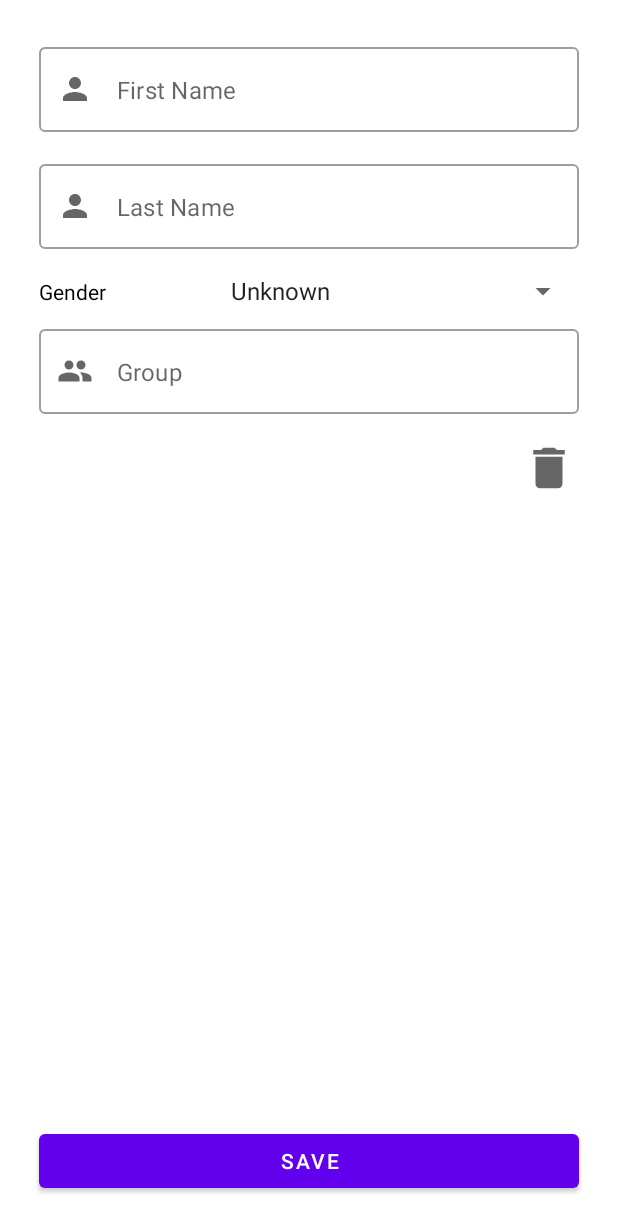
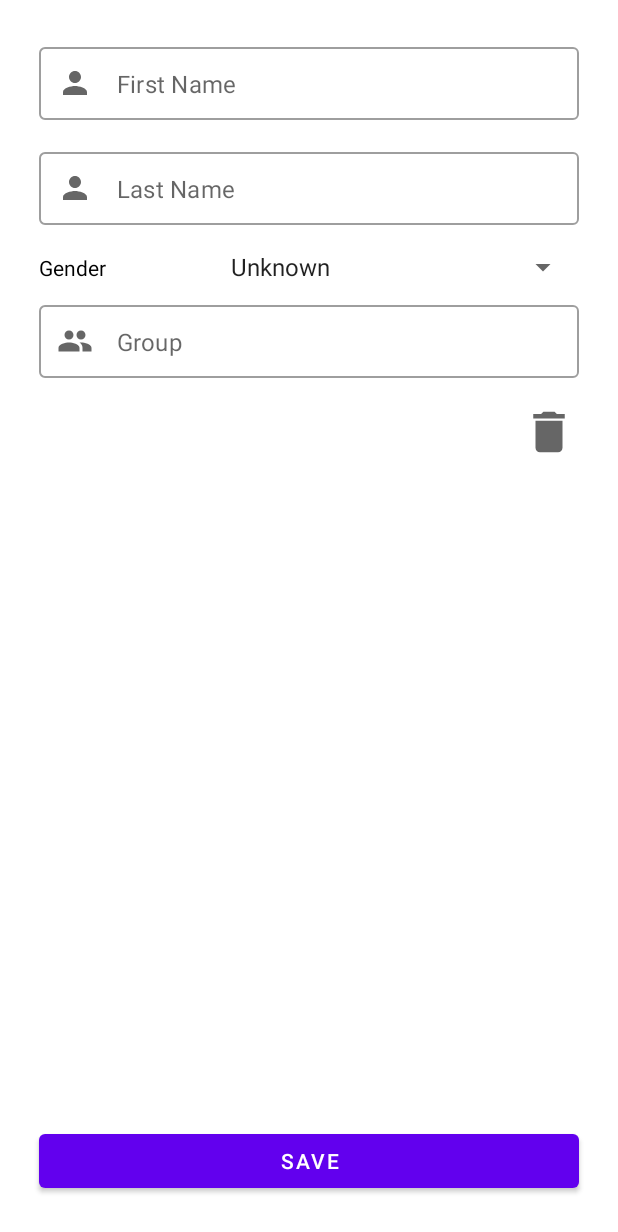
Before and after one commit to Nirwash/SportClub, an Android app: the fragment AddMemberFragment placed in its activity, after a tap on "SAVE", on a phone screen of 412 x 824 dp. Shown: the top 1232 px of the screen. Run offline under Robolectric (Android 15) with nearby library versions, the phone set to English and light mode, and no system bars.

Commit message:
рефактор layout AddMemberFragment.kt добавление windowSoftInputMode

```diff
--- a/app/src/main/AndroidManifest.xml
+++ b/app/src/main/AndroidManifest.xml
@@ -11,7 +11,9 @@
         android:theme="@style/Theme.SportClub">
         <activity
             android:name=".MainActivity"
-            android:exported="true">
+            android:exported="true"
+            android:windowSoftInputMode="adjustResize">
+
             <intent-filter>
                 <action android:name="android.intent.action.MAIN" />
 
--- a/app/src/main/java/com/nirwashh/android/sportclub/AddMemberFragment.kt
+++ b/app/src/main/java/com/nirwashh/android/sportclub/AddMemberFragment.kt
@@ -1,5 +1,7 @@
 package com.nirwashh.android.sportclub
 
+import android.content.ContentResolver
+import android.content.ContentValues
 import android.content.Context
 import android.os.Bundle
 import android.transition.TransitionInflater
@@ -8,6 +10,12 @@ import android.view.View
 import android.view.ViewGroup
 import android.widget.AdapterView
 import android.widget.ArrayAdapter
+import android.widget.Toast
+import com.nirwashh.android.sportclub.data.ClubContentProvider.Companion.CONTENT_URI
+import com.nirwashh.android.sportclub.data.DatabaseContract.DatabaseEntry.KEY_FIRST_NAME
+import com.nirwashh.android.sportclub.data.DatabaseContract.DatabaseEntry.KEY_GENDER
+import com.nirwashh.android.sportclub.data.DatabaseContract.DatabaseEntry.KEY_LAST_NAME
+import com.nirwashh.android.sportclub.data.DatabaseContract.DatabaseEntry.KEY_SPORT
 import com.nirwashh.android.sportclub.data.DatabaseManager
 import com.nirwashh.android.sportclub.databinding.FragmentAddMemberBinding
 import com.nirwashh.android.sportclub.model.Member
@@ -44,7 +52,8 @@ class AddMemberFragment : BaseFragment() {
         super.onViewCreated(view, savedInstanceState)
         createSpinner()
         b.btnSave.setOnClickListener {
-            saveMember()
+            //saveMember()
+            insertMember()
         }
         b.btnDelete.setOnClickListener {
             val firstName = b.edFirstName.text.toString()
@@ -56,11 +65,28 @@ class AddMemberFragment : BaseFragment() {
     }
 
     private fun saveMember() {
-        val firstName = b.edFirstName.text.toString()
-        val lastName = b.edLastName.text.toString()
-        val sportGroup = b.edGroup.text.toString()
+        val firstName = b.edFirstName.text.toString().trim()
+        val lastName = b.edLastName.text.toString().trim()
+        val sportGroup = b.edGroup.text.toString().trim()
         val gender = b.spinner.selectedItem.toString()
         dbManager.addMember(Member(firstName = firstName, lastName = lastName, gender = gender, sport = sportGroup))
+    }
+    private fun insertMember() {
+        val firstName = b.edFirstName.text.toString().trim()
+        val lastName = b.edLastName.text.toString().trim()
+        val sportGroup = b.edGroup.text.toString().trim()
+        val gender = b.spinner.selectedItem.toString()
+        val contentValues = ContentValues()
+        contentValues.put(KEY_FIRST_NAME, firstName)
+        contentValues.put(KEY_LAST_NAME, lastName)
+        contentValues.put(KEY_SPORT, sportGroup)
+        contentValues.put(KEY_GENDER, gender)
+        val uri = requireActivity().contentResolver.insert(CONTENT_URI, contentValues)
+        if (uri == null) {
+            Toast.makeText(context, "Incorrect URI", Toast.LENGTH_SHORT).show()
+        } else {
+            Toast.makeText(context, "Data saved", Toast.LENGTH_SHORT).show()
+        }
     }
 
     private fun createSpinner() {
--- a/app/src/main/java/com/nirwashh/android/sportclub/data/DatabaseHandler.kt
+++ b/app/src/main/java/com/nirwashh/android/sportclub/data/DatabaseHandler.kt
@@ -6,7 +6,7 @@ import android.database.sqlite.SQLiteOpenHelper
 import com.nirwashh.android.sportclub.data.DatabaseContract.DatabaseEntry.SQL_CREATE_ENTRIES
 import com.nirwashh.android.sportclub.data.DatabaseContract.DatabaseEntry.SQL_DELETE_ENTRIES
 
-class DatabaseHandler(context: Context) : SQLiteOpenHelper(
+class DatabaseHandler(context: Context?) : SQLiteOpenHelper(
     context,
     DATABASE_NAME,
     null,
--- a/app/src/main/res/layout/fragment_add_member.xml
+++ b/app/src/main/res/layout/fragment_add_member.xml
@@ -8,7 +8,7 @@
 
     <com.google.android.material.textfield.TextInputLayout
         android:id="@+id/til_one"
-        style="@style/Widget.MaterialComponents.TextInputLayout.OutlinedBox"
+        style="@style/Widget.MaterialComponents.TextInputLayout.OutlinedBox.Dense"
         android:layout_width="match_parent"
         android:layout_height="wrap_content"
         android:layout_margin="16dp"
@@ -22,7 +22,7 @@
             android:id="@+id/ed_first_name"
             android:layout_width="match_parent"
             android:layout_height="match_parent"
-            android:imeOptions="actionDone"
+            android:imeOptions="actionNext"
             android:inputType="textCapSentences"
             android:maxLines="1"
             android:hint="@string/first_name"
@@ -32,10 +32,10 @@
 
     <com.google.android.material.textfield.TextInputLayout
         android:id="@+id/til_two"
-        style="@style/Widget.MaterialComponents.TextInputLayout.OutlinedBox"
         android:layout_width="match_parent"
         android:layout_height="wrap_content"
         android:layout_margin="16dp"
+        style="@style/Widget.MaterialComponents.TextInputLayout.OutlinedBox.Dense"
         android:hint="@string/last_name"
         android:textColorHint="@color/black"
         app:layout_constraintTop_toBottomOf="@id/til_one"
@@ -46,10 +46,10 @@
             android:id="@+id/ed_last_name"
             android:layout_width="match_parent"
             android:layout_height="match_parent"
-            android:imeOptions="actionDone"
+            android:imeOptions="actionNext"
+            android:hint="@string/last_name"
             android:inputType="textCapSentences"
             android:maxLines="1"
-            android:hint="@string/last_name"
             android:singleLine="true" />
 
     </com.google.android.material.textfield.TextInputLayout>
@@ -82,7 +82,7 @@
 
     <com.google.android.material.textfield.TextInputLayout
         android:id="@+id/til_three"
-        style="@style/Widget.MaterialComponents.TextInputLayout.OutlinedBox"
+        style="@style/Widget.MaterialComponents.TextInputLayout.OutlinedBox.Dense"
         android:layout_width="match_parent"
         android:layout_height="wrap_content"
         android:layout_marginTop="8dp"
```
Also changed, not shown: app/src/main/java/com/nirwashh/android/sportclub/MainFragment.kt (+30 -0 lines), app/src/main/java/com/nirwashh/android/sportclub/data/ClubContentProvider.kt (+26 -9 lines), app/src/main/res/layout/fragment_main.xml (+7 -0 lines).
